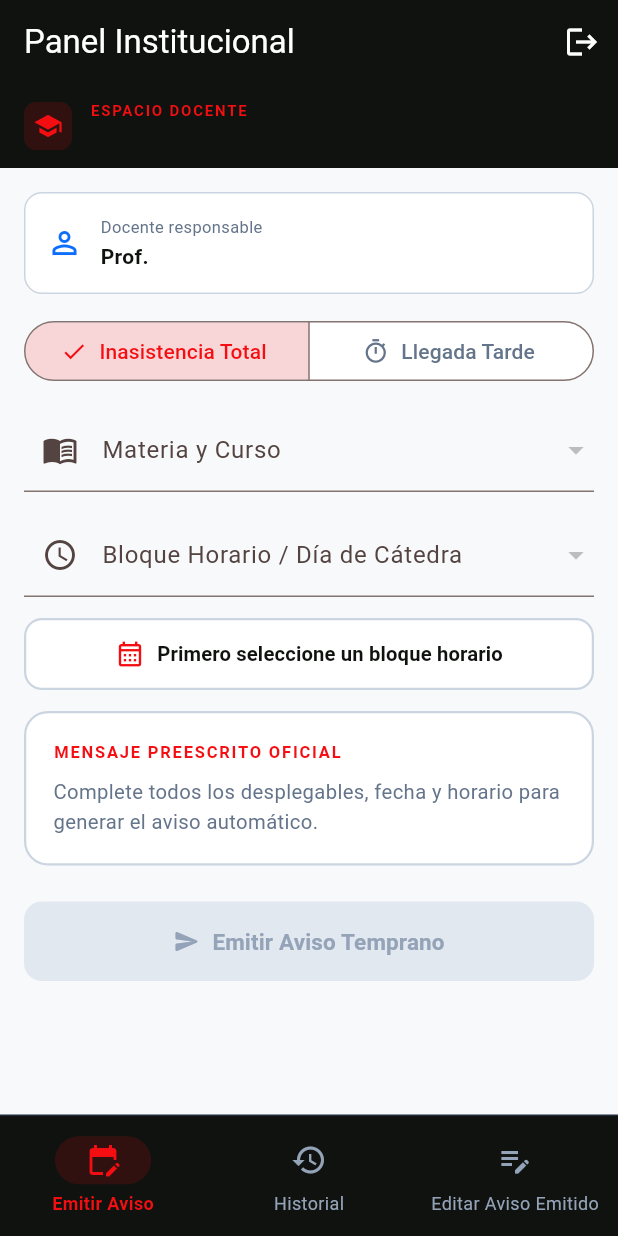
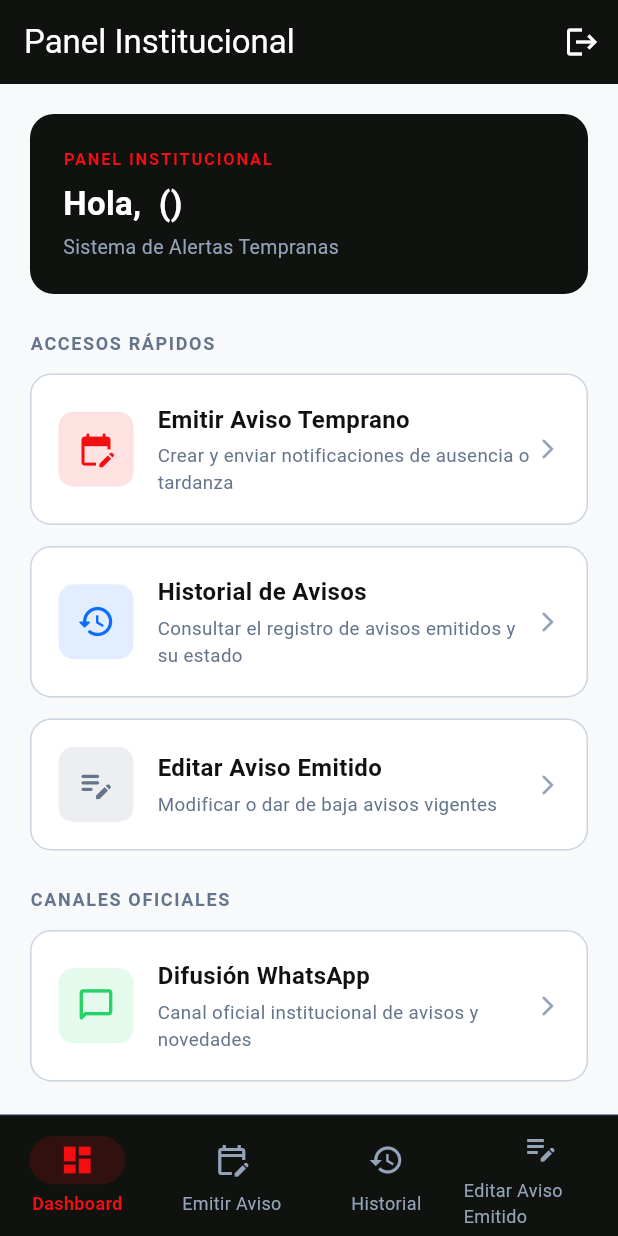
Before and after one commit to Emcionna2024/alerta_temprana, a Flutter app: the ContenedorScreen screen opened directly with empty values, on a phone screen of 412 x 824 dp. Run offline on Flutter 3.47's test engine with Material 3 defaults, Android fonts, the phone set to English and light mode, and no system bars; our stand-ins replace firebase_core, firebase_messaging, flutter_local_notifications, shared_preferences; accounts and stored records are empty.

Commit message:
feat(dashboard): implementar Action Hub con accesos directos, botón de retroceso y canal de WhatsApp
- Incorpora la vista de Dashboard con tarjetas de navegación rápida a Emitir Aviso, Historial y Gestión.
- Agrega botón de retroceso condicional en el AppBar para retornar al panel principal.
- Integra tarjeta y enlace externo seguro para el canal de difusión institucional de WhatsApp.

```diff
--- a/lib/pantallas/contenedor_screen.dart
+++ b/lib/pantallas/contenedor_screen.dart
@@ -5,6 +5,7 @@ import 'docente_emision_screen.dart';
 import 'docente_historial_screen.dart';
 import 'docente_gestion_screen.dart';
 import 'estudiante_screen.dart';
+import 'dashboard_screen.dart'; // [MODIFICACIÓN]: Importación del nuevo Dashboard / Action Hub
 
 class ContenedorScreen extends StatefulWidget {
   final Map<String, dynamic> usuarioLogueado;
@@ -58,9 +59,18 @@ class _ContenedorScreenState extends State<ContenedorScreen> {
 
     if (isTeacher && !isAdminOrDirector) {
       pantallas = [
+        // [MODIFICACIÓN]: Dashboard integrado en el índice 0 como centro de accesos directos
+        DashboardScreen(
+          usuarioLogueado: widget.usuarioLogueado,
+          tokenJwt: widget.tokenJwt,
+          onIrAEmission: () => setState(() => _indiceActual = 1),
+          onIrAHistorial: () => setState(() => _indiceActual = 2),
+          onIrAGestion: () => setState(() => _indiceActual = 3),
+        ),
         DocenteEmisionScreen(
           onAvisoPublicado: () {
-            setState(() => _indiceActual = 1);
+            // [MODIFICACIÓN]: Redirige al historial (índice 2) tras publicar
+            setState(() => _indiceActual = 2);
 
             final historialState = _historialKey.currentState;
             if (historialState != null) {
@@ -81,7 +91,13 @@ class _ContenedorScreenState extends State<ContenedorScreen> {
         ),
       ];
 
+      // [MODIFICACIÓN]: 4 destinos sincronizados con las pantallas del rol docente
       destinos = const [
+        NavigationDestination(
+          icon: Icon(Icons.dashboard_outlined),
+          selectedIcon: Icon(Icons.dashboard),
+          label: 'Dashboard',
+        ),
         NavigationDestination(
           icon: Icon(Icons.edit_calendar_outlined),
           selectedIcon: Icon(Icons.edit_calendar),
@@ -128,6 +144,14 @@ class _ContenedorScreenState extends State<ContenedorScreen> {
     return Scaffold(
       appBar: AppBar(
         title: const Text('Panel Institucional'),
+        // [MODIFICACIÓN]: Botón de retroceso condicional en el AppBar para retornar al Dashboard (índice 0)
+        leading: _indiceActual > 0
+            ? IconButton(
+                icon: const Icon(Icons.arrow_back_rounded),
+                tooltip: 'Volver al Dashboard',
+                onPressed: () => setState(() => _indiceActual = 0),
+              )
+            : null,
         actions: [
           // [MODIFICACIÓN]: Botón de cierre de sesión corporativo en la AppBar
           IconButton(
--- /dev/null
+++ b/lib/pantallas/dashboard_screen.dart
@@ -0,0 +1,222 @@
+import 'package:flutter/material.dart';
+import 'package:url_launcher/url_launcher.dart';
+import 'package:url_launcher/url_launcher.dart';// [MODIFICACIÓN]: Importación requerida para el manejo de URIs externas (WhatsApp)
+
+class DashboardScreen extends StatefulWidget {
+  final Map<String, dynamic> usuarioLogueado;
+  final String? tokenJwt;
+  final VoidCallback onIrAEmission;
+  final VoidCallback onIrAHistorial;
+  final VoidCallback onIrAGestion;
+
+  const DashboardScreen({
+    super.key,
+    required this.usuarioLogueado,
+    this.tokenJwt,
+    required this.onIrAEmission,
+    required this.onIrAHistorial,
+    required this.onIrAGestion,
+  });
+
+  @override
+  State<DashboardScreen> createState() => _DashboardScreenState();
+}
+
+class _DashboardScreenState extends State<DashboardScreen> {
+  String get _nombreUsuario {
+    final nombre = widget.usuarioLogueado['firstName'] ?? 'Usuario';
+    final rol = widget.usuarioLogueado['rol'] ?? 'Docente';
+    return '$nombre ($rol)';
+  }
+
+  // [MODIFICACIÓN]: Método asíncrono para validar y abrir el enlace externo de WhatsApp
+  Future<void> _abrirWhatsApp() async {
+    final Uri urlWhatsApp = Uri.parse('https://whatsapp.com/channel/0029Vb6ErnN59PwVujusXM0J');
+    try {
+      if (await canLaunchUrl(urlWhatsApp)) {
+        await launchUrl(urlWhatsApp, mode: LaunchMode.externalApplication);
+      } else {
+        throw 'No se pudo abrir el enlace $urlWhatsApp';
+      }
+    } catch (e) {
+      if (!mounted) return;
+      ScaffoldMessenger.of(context).showSnackBar(
+        SnackBar(content: Text('Error al abrir el canal de WhatsApp: $e')),
+      );
+    }
+  }
+
+  @override
+  Widget build(BuildContext context) {
+    return Scaffold(
+      backgroundColor: const Color(0xFFF8F9FA),
+      body: SingleChildScrollView(
+        padding: const EdgeInsets.all(20.0),
+        child: Column(
+          crossAxisAlignment: CrossAxisAlignment.stretch,
+          children: [
+            // --- Tarjeta de Bienvenida Institucional ---
+            Container(
+              padding: const EdgeInsets.all(22),
+              decoration: BoxDecoration(
+                color: const Color(0xFF0F120F), // Color secundario institucional oscuro
+                borderRadius: BorderRadius.circular(16),
+              ),
+              child: Column(
+                crossAxisAlignment: CrossAxisAlignment.start,
+                children: [
+                  const Text(
+                    'PANEL INSTITUCIONAL',
+                    style: TextStyle(
+                      color: Color(0xFFF50E11), // Color primario
+                      fontSize: 11,
+                      fontWeight: FontWeight.bold,
+                      letterSpacing: 1.2,
+                    ),
+                  ),
+                  const SizedBox(height: 6),
+                  Text(
+                    'Hola, $_nombreUsuario',
+                    style: const TextStyle(
+                      color: Colors.white,
+                      fontSize: 22,
+                      fontWeight: FontWeight.bold,
+                    ),
+                  ),
+                  const SizedBox(height: 4),
+                  const Text(
+                    'Sistema de Alertas Tempranas',
+                    style: TextStyle(color: Color(0xFF94A3B8), fontSize: 13),
+                  ),
+                ],
+              ),
+            ),
+            const SizedBox(height: 24),
+
+            // --- Título de Sección: Accesos Rápidos ---
+            const Text(
+              'ACCESOS RÁPIDOS',
+              style: TextStyle(
+                fontSize: 12,
+                fontWeight: FontWeight.bold,
+                color: Color(0xFF64748B),
+                letterSpacing: 1.1,
+              ),
+            ),
+            const SizedBox(height: 12),
+
+            // --- Tarjeta de Acceso 1: Emitir Aviso ---
+            _buildActionCard(
+              titulo: 'Emitir Aviso Temprano',
+              subtitulo: 'Crear y enviar notificaciones de ausencia o tardanza',
+              icono: Icons.edit_calendar_rounded,
+              colorPrincipal: const Color(0xFFF50E11),
+              onTap: widget.onIrAEmission,
+            ),
+            const SizedBox(height: 14),
+
+            // --- Tarjeta de Acceso 2: Historial ---
+            _buildActionCard(
+              titulo: 'Historial de Avisos',
+              subtitulo: 'Consultar el registro de avisos emitidos y su estado',
+              icono: Icons.history_rounded,
+              colorPrincipal: const Color(0xFF0D6EFD),
+              onTap: widget.onIrAHistorial,
+            ),
+            const SizedBox(height: 14),
+
+            // --- Tarjeta de Acceso 3: Editar / Gestionar ---
+            _buildActionCard(
+              titulo: 'Editar Aviso Emitido',
+              subtitulo: 'Modificar o dar de baja avisos vigentes',
+              icono: Icons.edit_note_rounded,
+              colorPrincipal: const Color(0xFF64748B),
+              onTap: widget.onIrAGestion,
+            ),
+            const SizedBox(height: 24),
+
+            // --- Sección: Canales Oficiales ---
+            const Text(
+              'CANALES OFICIALES',
+              style: TextStyle(
+                fontSize: 12,
+                fontWeight: FontWeight.bold,
+                color: Color(0xFF64748B),
+                letterSpacing: 1.1,
+              ),
+            ),
+            const SizedBox(height: 12),
+
+            // --- Tarjeta de Acceso 4: Difusión WhatsApp ---
+            _buildActionCard(
+              titulo: 'Difusión WhatsApp',
+              subtitulo: 'Canal oficial institucional de avisos y novedades',
+              icono: Icons.chat_bubble_outline_rounded,
+              colorPrincipal: const Color(0xFF25D366),
+              onTap: _abrirWhatsApp,
+            ),
+          ],
+        ),
+      ),
+    );
+  }
+
+  // Widget auxiliar para construir tarjetas de navegación uniformes
+  Widget _buildActionCard({
+    required String titulo,
+    required String subtitulo,
+    required IconData icono,
+    required Color colorPrincipal,
+    required VoidCallback onTap,
+  }) {
+    return InkWell(
+      onTap: onTap,
+      borderRadius: BorderRadius.circular(14),
+      child: Container(
+        padding: const EdgeInsets.all(18),
+        decoration: BoxDecoration(
+          color: Colors.white,
+          borderRadius: BorderRadius.circular(14),
+          border: Border.all(color: const Color(0xFFCBD5E1), width: 1),
+        ),
+        child: Row(
+          children: [
+            Container(
+              padding: const EdgeInsets.all(12),
+              decoration: BoxDecoration(
+                color: colorPrincipal.withOpacity(0.12),
+                borderRadius: BorderRadius.circular(10),
+              ),
+              child: Icon(icono, color: colorPrincipal, size: 26),
+            ),
+            const SizedBox(width: 16),
+            Expanded(
+              child: Column(
+                crossAxisAlignment: CrossAxisAlignment.start,
+                children: [
+                  Text(
+                    titulo,
+                    style: const TextStyle(
+                      fontSize: 16,
+                      fontWeight: FontWeight.bold,
+                      color: Color(0xFF0F120F),
+                    ),
+                  ),
+                  const SizedBox(height: 4),
+                  Text(
+                    subtitulo,
+                    style: const TextStyle(
+                      fontSize: 12.5,
+                      color: Color(0xFF64748B),
+                    ),
+                  ),
+                ],
+              ),
+            ),
+            const Icon(Icons.arrow_forward_ios_rounded, size: 16, color: Color(0xFF94A3B8)),
+          ],
+        ),
+      ),
+    );
+  }
+}
--- a/pubspec.yaml
+++ b/pubspec.yaml
@@ -33,6 +33,8 @@ dependencies:
   flutter_localizations:
     sdk: flutter
   shared_preferences: ^2.3.0
+  http: ^1.2.0
+  url_launcher: ^6.2.0
 
   # The following adds the Cupertino Icons font to your application.
   # Use with the CupertinoIcons class for iOS style icons.
@@ -40,7 +42,6 @@ dependencies:
   firebase_core: ^3.15.2
   firebase_messaging: ^15.1.3
   flutter_local_notifications: ^17.2.3
-  http: ^1.2.0
 
 dev_dependencies:
   flutter_test:
```
Also changed, not shown: pubspec.lock, 5 other files.
